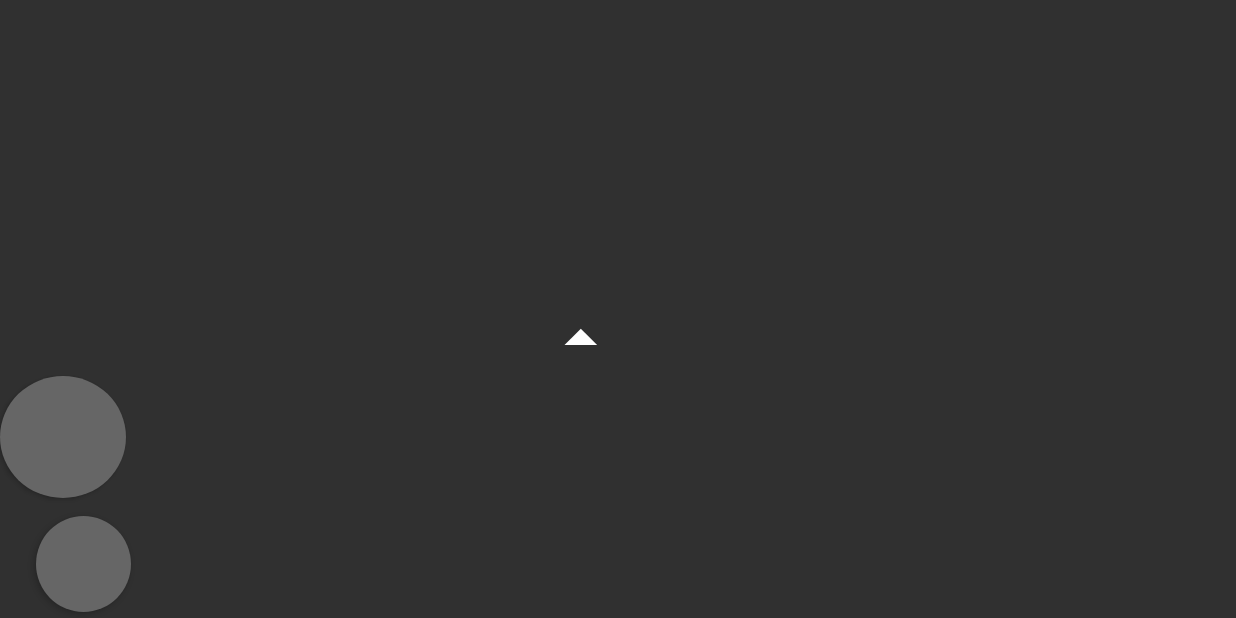
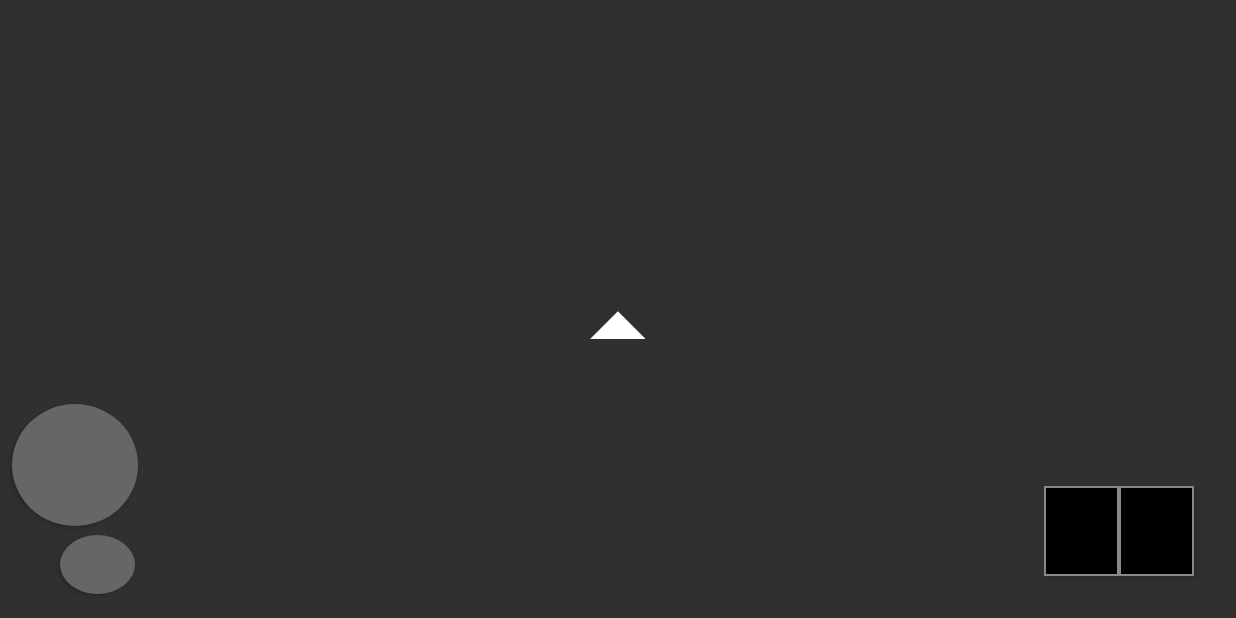
Before and after one commit to AmacsOE/SpaceShooter, an Android app: the screen it shows after launch (MainActivity), on a phone screen of 824 x 412 dp (held sideways). Run offline under Robolectric (Android 15) with nearby library versions, the phone set to English and light mode, and no system bars.

```diff
--- /dev/null
+++ b/app/src/main/res/drawable/fordul_drawable.xml
@@ -0,0 +1,8 @@
+<?xml version="1.0" encoding="utf-8"?>
+
+<shape xmlns:android="http://schemas.android.com/apk/res/android" android:shape="rectangle">
+    <padding android:left="10dp" android:right="10dp" android:top="10dp" android:bottom="10dp"/>
+    <solid android:color="#000000"/>
+    <stroke android:width="1dp" android:color="#888888"/>
+
+</shape>
--- a/app/src/main/res/layout/activity_main.xml
+++ b/app/src/main/res/layout/activity_main.xml
@@ -8,10 +8,10 @@
     android:orientation="horizontal"
     >
 
-    <Button
+    <ImageView
         android:id="@+id/urhajo"
-        android:layout_width="wrap_content"
-        android:layout_height="wrap_content"
+        android:layout_width="40dp"
+        android:layout_height="40dp"
         android:layout_marginBottom="8dp"
         android:layout_marginEnd="8dp"
         android:layout_marginStart="8dp"
@@ -27,20 +27,42 @@
         android:id="@+id/A_attack"
         android:layout_width="84dp"
         android:layout_height="81dp"
-        android:layout_marginBottom="12dp"
+        android:layout_marginBottom="6dp"
+        android:layout_marginStart="8dp"
         android:background="@drawable/fire_drawable"
         app:layout_constraintBottom_toTopOf="@+id/B_attack"
-        tools:layout_editor_absoluteX="3dp" />
+        app:layout_constraintStart_toStartOf="parent" />
 
     <Button
         android:id="@+id/B_attack"
-        android:layout_width="63dp"
-        android:layout_height="64dp"
-        android:layout_marginBottom="4dp"
-        android:layout_marginStart="24dp"
+        android:layout_width="50dp"
+        android:layout_height="39dp"
+        android:layout_marginBottom="16dp"
+        android:layout_marginStart="40dp"
         android:background="@drawable/fire_drawable"
         app:layout_constraintBottom_toBottomOf="parent"
         app:layout_constraintStart_toStartOf="parent" />
 
+    <Button
+        android:id="@+id/balra_fordul"
+        android:layout_width="50dp"
+        android:layout_height="60dp"
+        android:layout_marginBottom="28dp"
+        android:layout_marginEnd="0dp"
+        android:background="@drawable/fordul_drawable"
+        app:layout_constraintBottom_toBottomOf="parent"
+        app:layout_constraintEnd_toStartOf="@+id/jobbra_fordul" />
+
+    <Button
+        android:id="@+id/jobbra_fordul"
+        android:layout_width="50dp"
+        android:layout_height="60dp"
+        android:layout_marginBottom="28dp"
+        android:layout_marginEnd="28dp"
+        android:background="@drawable/fordul_drawable"
+        app:layout_constraintBottom_toBottomOf="parent"
+        app:layout_constraintEnd_toEndOf="parent" />
+
+
 
 </android.support.constraint.ConstraintLayout>
```
